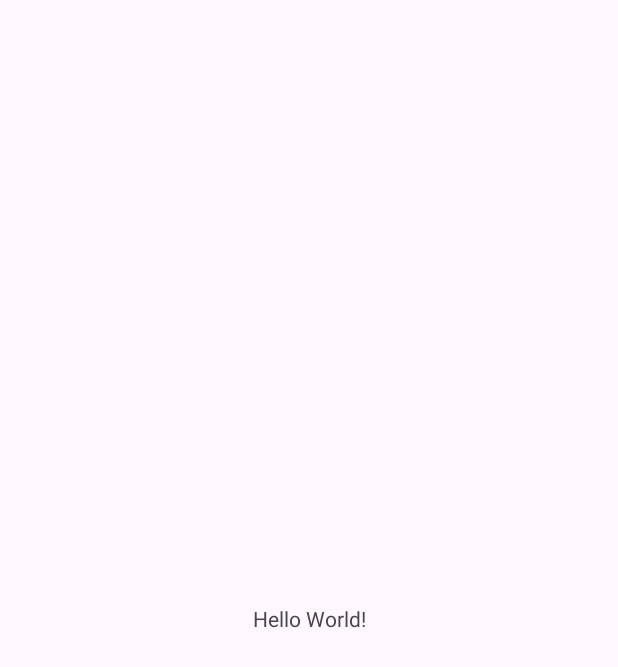
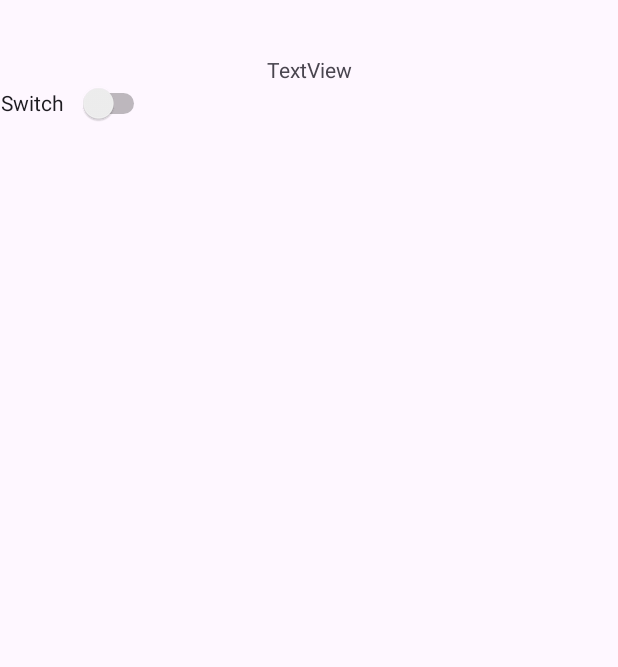
Before and after one commit to VlasNakonechnyi/Weather-App, an Android app: the screen it shows after launch (MainActivity), on a phone screen of 412 x 824 dp. Before the commit the part shown is almost empty. Shown: the top 667 px of the screen. Run offline under Robolectric (Android 15) with nearby library versions, the phone set to English and light mode, and no system bars; our stand-ins replace RxJava.

```diff
--- a/app/build.gradle.kts
+++ b/app/build.gradle.kts
@@ -40,4 +40,9 @@ dependencies {
     testImplementation(libs.junit)
     androidTestImplementation(libs.ext.junit)
     androidTestImplementation(libs.espresso.core)
+
+    implementation ("io.reactivex.rxjava2:rxandroid:2.1.1")
+    implementation ("io.reactivex.rxjava2:rxjava:2.2.21")
+    implementation ("com.squareup.retrofit2:adapter-rxjava2:2.9.0")
+    implementation ("com.squareup.retrofit2:converter-gson:2.9.0")
 }
--- a/app/src/main/AndroidManifest.xml
+++ b/app/src/main/AndroidManifest.xml
@@ -1,7 +1,7 @@
 <?xml version="1.0" encoding="utf-8"?>
 <manifest xmlns:android="http://schemas.android.com/apk/res/android"
     xmlns:tools="http://schemas.android.com/tools">
-
+    <uses-permission android:name="android.permission.INTERNET"/>
     <application
         android:allowBackup="true"
         android:dataExtractionRules="@xml/data_extraction_rules"
--- a/app/src/main/java/com/fivesysdev/weatherapp/MainActivity.java
+++ b/app/src/main/java/com/fivesysdev/weatherapp/MainActivity.java
@@ -8,10 +8,13 @@ import androidx.core.graphics.Insets;
 import androidx.core.view.ViewCompat;
 import androidx.core.view.WindowInsetsCompat;
 
+import com.fivesysdev.weatherapp.presenter.WeatherPresenter;
+
 public class MainActivity extends AppCompatActivity {
 
     @Override
     protected void onCreate(Bundle savedInstanceState) {
+
         super.onCreate(savedInstanceState);
         EdgeToEdge.enable(this);
         setContentView(R.layout.activity_main);
@@ -20,5 +23,7 @@ public class MainActivity extends AppCompatActivity {
             v.setPadding(systemBars.left, systemBars.top, systemBars.right, systemBars.bottom);
             return insets;
         });
+        WeatherPresenter presenter = new WeatherPresenter();
+
     }
 }
--- /dev/null
+++ b/app/src/main/java/com/fivesysdev/weatherapp/api/CurrentWeatherService.java
@@ -0,0 +1,26 @@
+package com.fivesysdev.weatherapp.api;
+
+import com.fivesysdev.weatherapp.model.FullWeatherInfo;
+
+import io.reactivex.Single;
+import retrofit2.http.GET;
+import retrofit2.http.Query;
+
+public interface CurrentWeatherService {
+
+    String API_KEY_PARAM_NAME = "appid";
+    String LATITUDE_PARAM_NAME = "lat";
+
+    String LONGITUDE_PARAM_NAME = "lon";
+    String EXCLUDE_PARAM_NAME = "exclude";
+
+
+
+    @GET("onecall")
+    Single<FullWeatherInfo> getCurrentWeatherInfo(
+            @Query(API_KEY_PARAM_NAME) String apiKey,
+            @Query(LATITUDE_PARAM_NAME) String lat,
+            @Query(LONGITUDE_PARAM_NAME) String lon,
+            @Query(EXCLUDE_PARAM_NAME) String exclude
+    );
+}
--- /dev/null
+++ b/app/src/main/java/com/fivesysdev/weatherapp/presenter/WeatherPresenter.java
@@ -0,0 +1,30 @@
+package com.fivesysdev.weatherapp.presenter;
+
+import android.util.Log;
+
+import com.fivesysdev.weatherapp.model.FullWeatherInfo;
+import com.fivesysdev.weatherapp.repository.RemoteRepository;
+
+import java.util.Objects;
+
+public class WeatherPresenter {
+    private final RemoteRepository repository;
+    public WeatherPresenter() {
+        repository = new RemoteRepository();
+    }
+    public void loadFullWeatherInfo() {
+
+        repository.loadFullWeatherInfo(new RemoteRepository.DataLoadedCallback() {
+
+            @Override
+            public void onDataLoaded(FullWeatherInfo info) {
+                Log.d("ON_DATA_LOADED", info.toString());
+            }
+
+            @Override
+            public void onError(Throwable throwable) {
+                Log.d("ON_DATA_LOADED", throwable.getMessage());
+            }
+        });
+    }
+}
--- /dev/null
+++ b/app/src/main/java/com/fivesysdev/weatherapp/repository/RemoteRepository.java
@@ -0,0 +1,48 @@
+package com.fivesysdev.weatherapp.repository;
+
+import android.util.Log;
+
+import com.fivesysdev.weatherapp.api.CurrentWeatherService;
+import com.fivesysdev.weatherapp.api.RetrofitClient;
+import com.fivesysdev.weatherapp.model.FullWeatherInfo;
+
+import io.reactivex.android.schedulers.AndroidSchedulers;
+import io.reactivex.disposables.CompositeDisposable;
+import io.reactivex.disposables.Disposable;
+import io.reactivex.schedulers.Schedulers;
+
+
+public class RemoteRepository {
+
+    private final static String API_KEY = "272cf50ecf4de602c6de77fea0cb00ad";
+    private final static String LATITUDE_PARAM = "49.23278";
+    private final static String LONGITUDE_PARAM = "28.48097";
+    private final static String EXCLUDE_PARAM = "hourly,daily,minutely,alerts";
+    private final CompositeDisposable compositeDisposable = new CompositeDisposable();
+
+    public interface DataLoadedCallback {
+        void onDataLoaded(FullWeatherInfo info);
+
+        void onError(Throwable throwable);
+    }
+
+
+    public void loadFullWeatherInfo(DataLoadedCallback callback) {
+        Log.d("ON_DATA_LOADED", "started");
+
+        Disposable disposable = RetrofitClient.getInstance()
+                .create(CurrentWeatherService.class)
+                .getCurrentWeatherInfo(API_KEY, LATITUDE_PARAM, LONGITUDE_PARAM, EXCLUDE_PARAM)
+                .repeat()
+                .retry()
+                .subscribeOn(Schedulers.io())
+                .subscribe(
+                        callback::onDataLoaded,
+                        callback::onError
+                );
+        Log.d("ON_DATA_LOADED", "ended");
+        compositeDisposable.add(disposable);
+
+
+    }
+}
--- a/app/src/main/res/layout/activity_main.xml
+++ b/app/src/main/res/layout/activity_main.xml
@@ -7,13 +7,58 @@
     android:layout_height="match_parent"
     tools:context=".MainActivity">
 
-    <TextView
+    <androidx.constraintlayout.widget.Guideline
+        android:id="@+id/guideline"
         android:layout_width="wrap_content"
         android:layout_height="wrap_content"
-        android:text="Hello World!"
-        app:layout_constraintBottom_toBottomOf="parent"
+        android:orientation="vertical"
+        app:layout_constraintGuide_begin="205dp" />
+
+    <androidx.constraintlayout.widget.Guideline
+        android:id="@+id/guideline2"
+        android:layout_width="wrap_content"
+        android:layout_height="wrap_content"
+        android:orientation="horizontal"
+        app:layout_constraintGuide_begin="93dp" />
+
+    <androidx.constraintlayout.widget.Guideline
+        android:id="@+id/guideline3"
+        android:layout_width="wrap_content"
+        android:layout_height="wrap_content"
+        android:orientation="vertical"
+        app:layout_constraintGuide_begin="100dp" />
+
+    <Switch
+        android:id="@+id/switch1"
+        android:layout_width="99dp"
+        android:layout_height="48dp"
+        android:text="Switch"
+        app:layout_constraintBottom_toTopOf="@+id/guideline2"
+        app:layout_constraintEnd_toStartOf="@+id/guideline3" />
+
+    <TextView
+        android:id="@+id/textView"
+        android:layout_width="wrap_content"
+        android:layout_height="wrap_content"
+        android:text="TextView"
+        app:layout_constraintBottom_toTopOf="@+id/guideline2"
         app:layout_constraintEnd_toEndOf="parent"
         app:layout_constraintStart_toStartOf="parent"
         app:layout_constraintTop_toTopOf="parent" />
 
+    <androidx.constraintlayout.widget.Guideline
+        android:id="@+id/guideline4"
+        android:layout_width="wrap_content"
+        android:layout_height="wrap_content"
+        android:orientation="horizontal"
+        app:layout_constraintGuide_begin="365dp" />
+
+    <androidx.cardview.widget.CardView
+        android:layout_width="409dp"
+        android:layout_height="wrap_content"
+        app:layout_constraintBottom_toTopOf="@+id/guideline4"
+        app:layout_constraintEnd_toEndOf="parent"
+        app:layout_constraintStart_toStartOf="parent"
+        app:layout_constraintTop_toTopOf="@+id/guideline2" />
+
 </androidx.constraintlayout.widget.ConstraintLayout>
```
Also changed, not shown: app/src/main/java/com/fivesysdev/weatherapp/api/RetrofitClient.java (added, +21 -0 lines), app/src/main/java/com/fivesysdev/weatherapp/model/Current.java (added, +176 -0 lines), app/src/main/java/com/fivesysdev/weatherapp/model/FullWeatherInfo.java (added, +75 -0 lines), app/src/main/java/com/fivesysdev/weatherapp/model/Weather.java (added, +53 -0 lines), gradle/wrapper/gradle-wrapper.properties.
